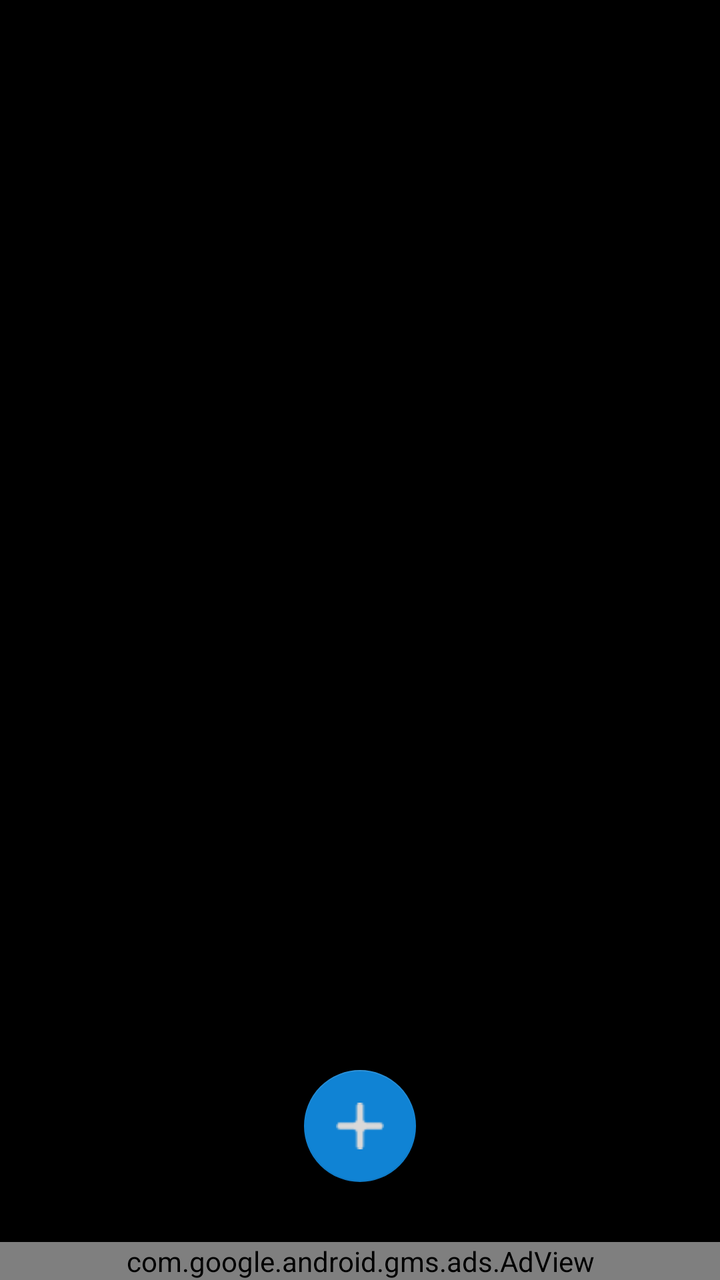
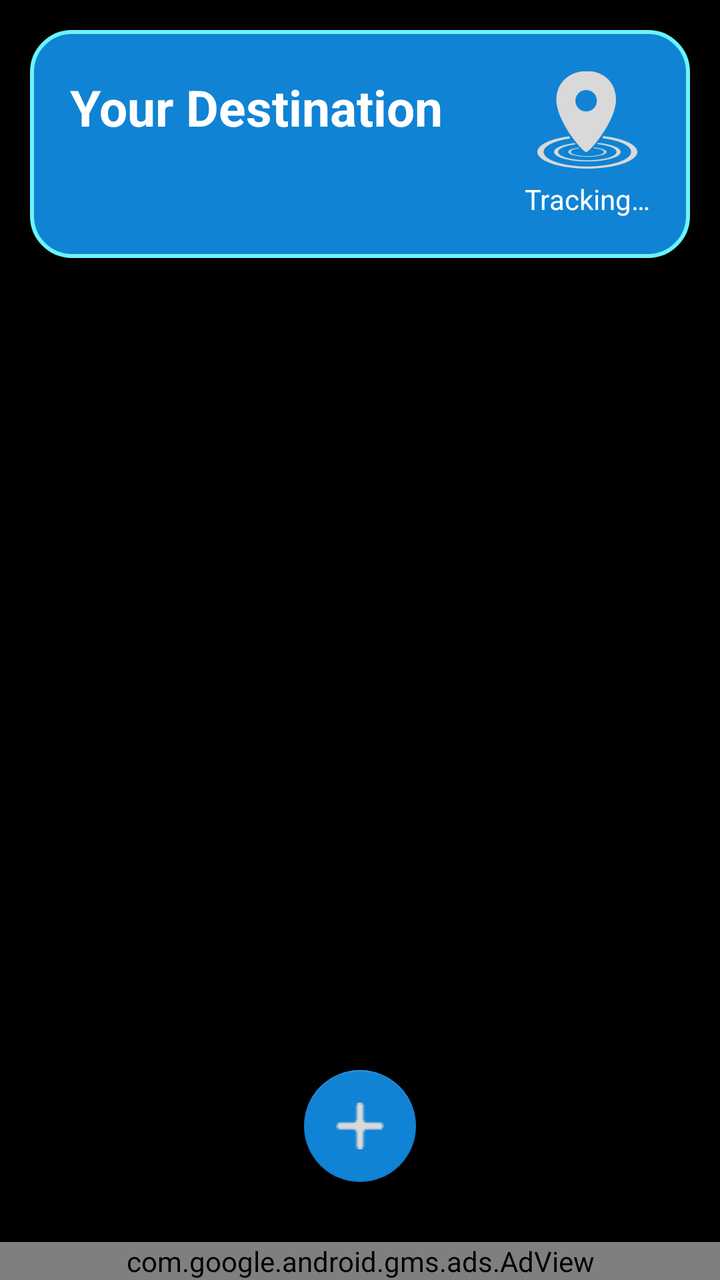

Before-and-after screenshots of an Android layout around one commit, followed by the original layout XML and the change that was made.
<!-- AndroidManifest.xml: application theme Theme.GeoWake -->
<!-- res/layout/activity_main.xml -->
<?xml version="1.0" encoding="utf-8"?>
<androidx.constraintlayout.widget.ConstraintLayout
    xmlns:android="http://schemas.android.com/apk/res/android"
    xmlns:app="http://schemas.android.com/apk/res-auto"
    xmlns:tools="http://schemas.android.com/tools"
    android:id="@+id/main"
    android:layout_width="match_parent"
    android:layout_height="match_parent"
    tools:context=".views.MainActivity">

    <RelativeLayout
        android:id="@+id/active_alarm_rl"
        android:layout_width="match_parent"
        android:layout_height="0dp"
        android:background="@drawable/active_alarm_row_bg"
        android:layout_margin="15dp"
        android:visibility="gone"
        android:onClick="goToMap"
        android:paddingHorizontal="10dp"
        android:paddingVertical="20dp"
        app:layout_constraintEnd_toEndOf="parent"
        app:layout_constraintStart_toStartOf="parent"
        app:layout_constraintTop_toTopOf="parent" >

        <LinearLayout
            android:layout_width="wrap_content"
            android:layout_height="wrap_content"
            android:orientation="vertical"
            android:layout_alignParentStart="true"
            android:layout_centerInParent="true">

            <TextView
                android:id="@+id/active_alarm_name_tv"
                android:layout_width="wrap_content"
                android:layout_height="wrap_content"
                android:text="@string/your_destination"
                android:textColor="@color/white"
                android:textSize="25sp"
                android:textStyle="bold"
                android:layout_marginStart="10dp"
                android:layout_marginBottom="10dp" />

            <TextView
                android:id="@+id/active_alarm_distance_tv"
                android:layout_width="wrap_content"
                android:layout_height="wrap_content"
                android:text=""
                android:textSize="20sp"
                android:textStyle="normal"
                android:textColor="@color/white"
                android:layout_marginStart="10dp" />

        </LinearLayout>

        <LinearLayout
            android:layout_width="wrap_content"
            android:layout_height="wrap_content"
            android:layout_alignParentEnd="true"
            android:layout_centerInParent="true"
            android:orientation="vertical"
            android:layout_marginEnd="10dp">

            <ImageView
                android:id="@+id/active_alarm_iv"
                android:layout_width="50dp"
                android:layout_height="50dp"
                android:src="@drawable/distance_icon"
                android:layout_gravity="center"/>

            <TextView
                android:layout_width="wrap_content"
                android:layout_height="wrap_content"
                android:text="@string/tracking"
                android:textColor="@color/white"
                android:layout_gravity="center"
                android:layout_marginTop="5dp"/>

        </LinearLayout>
    </RelativeLayout>

    <androidx.recyclerview.widget.RecyclerView
        android:id="@+id/alarms_rv"
        android:layout_width="match_parent"
        android:layout_height="0dp"
        android:layout_marginStart="10dp"
        android:layout_marginTop="30dp"
        android:layout_marginEnd="10dp"
        android:layout_marginBottom="10dp"
        app:layout_constraintBottom_toTopOf="@id/adView"
        app:layout_constraintEnd_toEndOf="parent"
        app:layout_constraintStart_toStartOf="parent"
        app:layout_constraintTop_toBottomOf="@+id/active_alarm_rl" />

    <com.google.android.material.floatingactionbutton.FloatingActionButton
        android:id="@+id/add_alarm_fab"
        android:layout_width="wrap_content"
        android:layout_height="wrap_content"
        android:layout_marginBottom="30dp"
        android:clickable="true"
        android:contentDescription="add new alarm"
        android:focusable="true"
        android:onClick="goToMap"
        android:src="@drawable/plus"
        app:backgroundTint="@color/blue"
        app:layout_constraintBottom_toTopOf="@+id/adView"
        app:layout_constraintEnd_toEndOf="parent"
        app:layout_constraintStart_toStartOf="parent" />

    <LinearLayout
        android:id="@+id/no_alarm_ll"
        android:layout_width="wrap_content"
        android:layout_height="wrap_content"
        android:orientation="vertical"
        android:visibility="invisible"
        app:layout_constraintBottom_toBottomOf="parent"
        app:layout_constraintEnd_toEndOf="parent"
        app:layout_constraintHorizontal_bias="0.498"
        app:layout_constraintStart_toStartOf="parent"
        app:layout_constraintTop_toTopOf="parent">

        <ImageView
            android:id="@+id/no_alarm_icon_iv"
            android:layout_width="wrap_content"
            android:layout_height="wrap_content"
            android:layout_gravity="center"
            android:contentDescription="@string/geowake_logo_desc"
            app:srcCompat="@drawable/geowake_icon" />

        <TextView
            android:id="@+id/no_alarm_tv"
            android:layout_width="wrap_content"
            android:layout_height="wrap_content"
            android:layout_gravity="center"
            android:layout_marginTop="15dp"
            android:text="@string/no_alarm"
            android:textAlignment="center"
            android:textColor="#414141"
            android:textSize="24sp" />
    </LinearLayout>

    <com.google.android.gms.ads.AdView
        android:id="@+id/adView"
        android:layout_width="match_parent"
        android:layout_height="wrap_content"
        android:layout_gravity="bottom"
        app:adSize="BANNER"
        app:adUnitId="@string/main_activity_ad_banner_id"
        app:layout_constraintBottom_toBottomOf="parent"
        app:layout_constraintEnd_toEndOf="parent"
        app:layout_constraintStart_toStartOf="parent" />

</androidx.constraintlayout.widget.ConstraintLayout>
<!-- resources referenced by this layout -->
<resources>
  <color name="blue">#1083D4</color>
  <color name="white">#FFFFFFFF</color>
  <!-- drawable active_alarm_row_bg (drawable) -->
  <?xml version="1.0" encoding="utf-8"?>
  <shape xmlns:android="http://schemas.android.com/apk/res/android">
  
      <solid android:color="@color/blue"/>
      <stroke android:color="@color/cyan" android:width="2dp"/>
      <corners android:radius="20dp"/>
  
  </shape>
  <!-- drawable distance_icon: png bitmap (drawable, 6175 bytes) -->
  <!-- drawable geowake_icon: png bitmap (drawable, 4098 bytes) -->
  <!-- drawable plus: png bitmap (drawable, 372 bytes) -->
  <string name="geowake_logo_desc">geowake logo</string>
  <string name="no_alarm">No Alarm</string>
  <string name="tracking">Tracking…</string>
  <string name="your_destination">Your Destination</string>
  <style name="Theme.GeoWake" parent="Base.Theme.GeoWake" />
  <color name="cyan">#6CF3FD</color>
  <style name="Base.Theme.GeoWake" parent="Theme.AppCompat.DayNight.DarkActionBar">
          
          
          <item name="android:windowBackground">@color/black</item>
          <item name="android:itemBackground">#434343</item>
          <item name="android:textColor">@color/white</item>
          <item name="android:textColorSecondary">#8A8A8A</item>
          <item name="alertDialogTheme">@style/alert_dialog_theme</item>
      </style>
  <color name="black">#FF000000</color>
  <style name="alert_dialog_theme" parent="Theme.AppCompat.Light.Dialog.Alert">
          <item name="android:windowBackground">@drawable/alarm_row_bg</item>
          <item name="android:textColorPrimary">@color/white</item>
          <item name="android:buttonBarPositiveButtonStyle">@style/PositiveButtonStyle</item>
          <item name="android:buttonBarNegativeButtonStyle">@style/NegativeButtonStyle</item>
      </style>
  <!-- drawable alarm_row_bg (drawable) -->
  <?xml version="1.0" encoding="utf-8"?>
  <shape xmlns:android="http://schemas.android.com/apk/res/android">
  
      <solid android:color="#414141"/>
      <corners android:radius="20dp"/>
  
  </shape>
  <style name="PositiveButtonStyle" parent="Widget.AppCompat.Button.ButtonBar.AlertDialog">
          <item name="android:textColor">@android:color/white</item>
          <item name="android:backgroundTint">@android:color/transparent</item>
      </style>
  <style name="NegativeButtonStyle" parent="Widget.AppCompat.Button.ButtonBar.AlertDialog">
          <item name="android:textColor">@android:color/white</item>
          <item name="android:backgroundTint">@android:color/transparent</item>
      </style>
</resources>

<!-- the commit's change to res/layout/activity_main.xml (unified diff, before → after) -->
@@ -14,7 +14,7 @@
         android:layout_height="0dp"
         android:background="@drawable/active_alarm_row_bg"
         android:layout_margin="15dp"
-        android:visibility="gone"
+        android:visibility="visible"
         android:onClick="goToMap"
         android:paddingHorizontal="10dp"
         android:paddingVertical="20dp"
@@ -68,6 +68,7 @@
                 android:layout_gravity="center"/>
 
             <TextView
+                android:id="@+id/active_alarm_tracking_tv"
                 android:layout_width="wrap_content"
                 android:layout_height="wrap_content"
                 android:text="@string/tracking"
